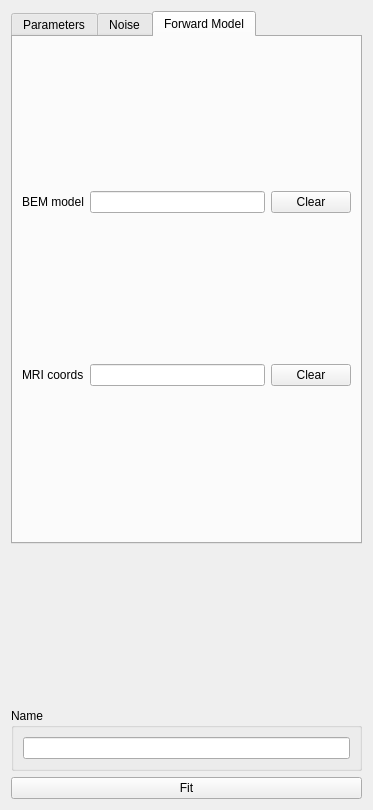
Above: libraries/disp/viewers/formfiles/dipolefitview.ui from mne-tools/mne-cpp before the change. Below: the same form after it.
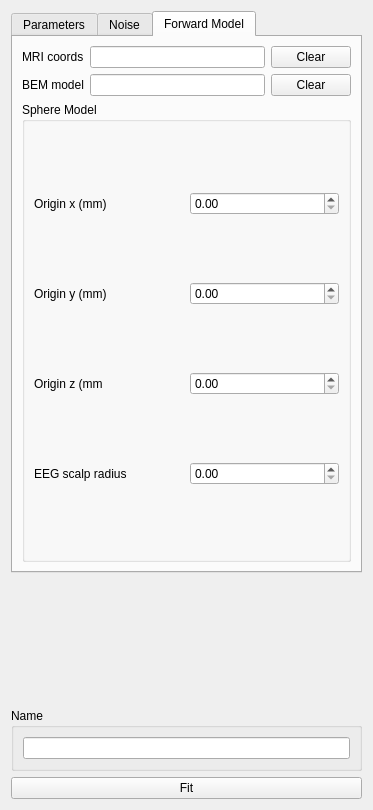
That is the form after the change. The open tabs and pages were chosen to show the change.

Commit message: ENH,MAINT: noise and reg settings, ui fixes

```diff
--- a/libraries/disp/viewers/formfiles/dipolefitview.ui
+++ b/libraries/disp/viewers/formfiles/dipolefitview.ui
@@ -17,7 +17,7 @@
    <item>
     <widget class="QTabWidget" name="tabWidget">
      <property name="currentIndex">
-      <number>0</number>
+      <number>1</number>
      </property>
      <widget class="QWidget" name="tab">
       <attribute name="title">
@@ -90,6 +90,13 @@
           <string>Time Scale</string>
          </property>
          <layout class="QGridLayout" name="gridLayout">
+          <item row="0" column="1">
+           <widget class="QSpinBox" name="spinBox_tmin">
+            <property name="maximum">
+             <number>99999999</number>
+            </property>
+           </widget>
+          </item>
           <item row="1" column="0">
            <widget class="QLabel" name="label">
             <property name="text">
@@ -97,6 +104,13 @@
             </property>
            </widget>
           </item>
+          <item row="1" column="1">
+           <widget class="QSpinBox" name="spinBox_tmax">
+            <property name="maximum">
+             <number>99999999</number>
+            </property>
+           </widget>
+          </item>
           <item row="2" column="0">
            <widget class="QLabel" name="label_3">
             <property name="text">
@@ -124,19 +138,15 @@
             </property>
            </widget>
           </item>
-          <item row="1" column="1">
-           <widget class="QSpinBox" name="spinBox_tmax">
-            <property name="maximum">
-             <number>99999999</number>
+          <item row="3" column="0">
+           <widget class="QLabel" name="label_24">
+            <property name="text">
+             <string>Time integration (ms)</string>
             </property>
            </widget>
           </item>
-          <item row="0" column="1">
-           <widget class="QSpinBox" name="spinBox_tmin">
-            <property name="maximum">
-             <number>99999999</number>
-            </property>
-           </widget>
+          <item row="3" column="1">
+           <widget class="QSpinBox" name="spinBox_tint"/>
           </item>
          </layout>
         </widget>
@@ -334,13 +344,6 @@
             </property>
            </widget>
           </item>
-          <item row="0" column="1">
-           <widget class="QLineEdit" name="lineEdit_noise">
-            <property name="readOnly">
-             <bool>true</bool>
-            </property>
-           </widget>
-          </item>
           <item row="0" column="2">
            <widget class="QPushButton" name="pushButton_clearnoise">
             <property name="text">
@@ -348,16 +351,13 @@
             </property>
            </widget>
           </item>
-          <item row="1" column="0">
-           <widget class="QLabel" name="label_13">
-            <property name="text">
-             <string>Regularization</string>
+          <item row="0" column="1">
+           <widget class="QLineEdit" name="lineEdit_noise">
+            <property name="readOnly">
+             <bool>true</bool>
             </property>
            </widget>
           </item>
-          <item row="1" column="1" colspan="2">
-           <widget class="QDoubleSpinBox" name="doubleSpinBox_reg"/>
-          </item>
          </layout>
         </widget>
        </item>
@@ -368,34 +368,27 @@
        <string>Forward Model</string>
       </attribute>
       <layout class="QGridLayout" name="gridLayout_7">
-       <item row="0" column="0">
+       <item row="2" column="2">
+        <widget class="QPushButton" name="pushButton_clearbem">
+         <property name="text">
+          <string>Clear</string>
+         </property>
+        </widget>
+       </item>
+       <item row="2" column="0">
         <widget class="QLabel" name="label_6">
          <property name="text">
           <string>BEM model</string>
          </property>
         </widget>
        </item>
-       <item row="0" column="1">
+       <item row="2" column="1">
         <widget class="QLineEdit" name="lineEdit_bem">
          <property name="readOnly">
           <bool>true</bool>
          </property>
         </widget>
        </item>
-       <item row="0" column="2">
-        <widget class="QPushButton" name="pushButton_clearbem">
-         <property name="text">
-          <string>Clear</string>
-         </property>
-        </widget>
-       </item>
-       <item row="1" column="0">
-        <widget class="QLabel" name="label_7">
-         <property name="text">
-          <string>MRI coords</string>
-         </property>
-        </widget>
-       </item>
        <item row="1" column="1">
         <widget class="QLineEdit" name="lineEdit_mri">
          <property name="readOnly">
@@ -410,6 +403,62 @@
          </property>
         </widget>
        </item>
+       <item row="1" column="0">
+        <widget class="QLabel" name="label_7">
+         <property name="text">
+          <string>MRI coords</string>
+         </property>
+        </widget>
+       </item>
+       <item row="3" column="0" colspan="3">
+        <widget class="QGroupBox" name="groupBox_6">
+         <property name="title">
+          <string>Sphere Model</string>
+         </property>
+         <layout class="QGridLayout" name="gridLayout_11">
+          <item row="2" column="1">
+           <widget class="QDoubleSpinBox" name="doubleSpinBox_orgz"/>
+          </item>
+          <item row="1" column="0">
+           <widget class="QLabel" name="label_20">
+            <property name="text">
+             <string>Origin y (mm)</string>
+            </property>
+           </widget>
+          </item>
+          <item row="1" column="1">
+           <widget class="QDoubleSpinBox" name="doubleSpinBox_orgy"/>
+          </item>
+          <item row="0" column="1">
+           <widget class="QDoubleSpinBox" name="doubleSpinBox_orgx"/>
+          </item>
+          <item row="2" column="0">
+           <widget class="QLabel" name="label_22">
+            <property name="text">
+             <string>Origin z (mm</string>
+            </property>
+           </widget>
+          </item>
+          <item row="0" column="0">
+           <widget class="QLabel" name="label_21">
+            <property name="text">
+             <string>Origin x (mm)</string>
+            </property>
+           </widget>
+          </item>
+          <item row="3" column="0">
+           <widget class="QLabel" name="label_23">
+            <property name="text">
+             <string>EEG scalp radius</string>
+            </property>
+           </widget>
+          </item>
+          <item row="3" column="1">
+           <widget class="QDoubleSpinBox" name="doubleSpinBox_rad"/>
+          </item>
+         </layout>
+        </widget>
+       </item>
       </layout>
      </widget>
     </widget>
```
The commit also changes 4 other files.
